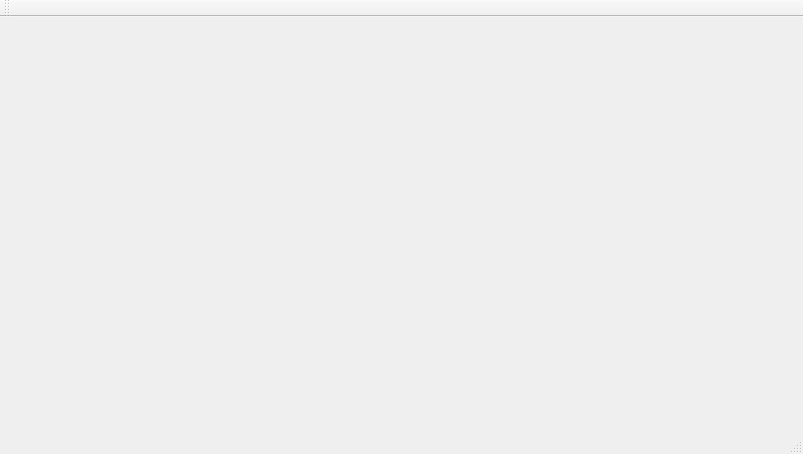
First picture: the form in Qt/project/mainwindow.ui, repository SysMa/msq-summer-project, before the edit.
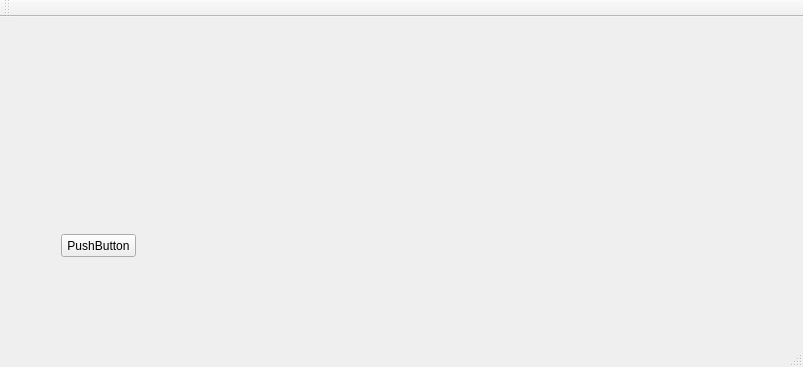
Second picture: the form after the edit. Custom widgets are drawn as their Qt base class.

```diff
--- a/Qt/project/mainwindow.ui
+++ b/Qt/project/mainwindow.ui
@@ -7,23 +7,49 @@
     <x>0</x>
     <y>0</y>
     <width>803</width>
-    <height>454</height>
+    <height>367</height>
    </rect>
   </property>
   <property name="windowTitle">
    <string>MainWindow</string>
   </property>
   <widget class="QWidget" name="centralWidget">
+   <layout class="QVBoxLayout" name="verticalLayout">
+    <item>
+     <widget class="palnetWidget" name="widget_2" native="true">
+      <property name="maximumSize">
+       <size>
+        <width>16777215</width>
+        <height>16777215</height>
+       </size>
+      </property>
+      <zorder>widget</zorder>
+     </widget>
+    </item>
+    <item>
    <widget class="QWidget" name="widget" native="true">
+      <property name="maximumSize">
+       <size>
+        <width>16777215</width>
+        <height>120</height>
+       </size>
+      </property>
+      <widget class="QPushButton" name="pushButton">
     <property name="geometry">
      <rect>
-      <x>0</x>
-      <y>339</y>
-      <width>801</width>
-      <height>81</height>
-     </rect>
-    </property>
-   </widget>
+         <x>50</x>
+         <y>20</y>
+         <width>75</width>
+         <height>23</height>
+        </rect>
+       </property>
+       <property name="text">
+        <string>PushButton</string>
+       </property>
+      </widget>
+     </widget>
+    </item>
+   </layout>
   </widget>
   <widget class="QMenuBar" name="menuBar">
    <property name="geometry">
@@ -46,6 +72,14 @@
   <widget class="QStatusBar" name="statusBar"/>
  </widget>
  <layoutdefault spacing="6" margin="11"/>
+ <customwidgets>
+  <customwidget>
+   <class>palnetWidget</class>
+   <extends>QWidget</extends>
+   <header location="global">palnetwidget.h</header>
+   <container>1</container>
+  </customwidget>
+ </customwidgets>
  <resources/>
  <connections/>
 </ui>
```
Lines whose indentation alone changed are shown as unchanged.
